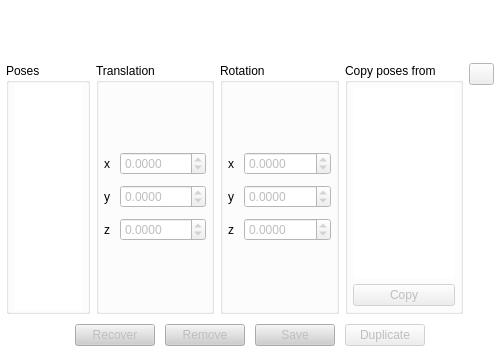
Qt form src/view/poseeditor/poseeditor.ui (florianblume/6d-pat) before a commit.
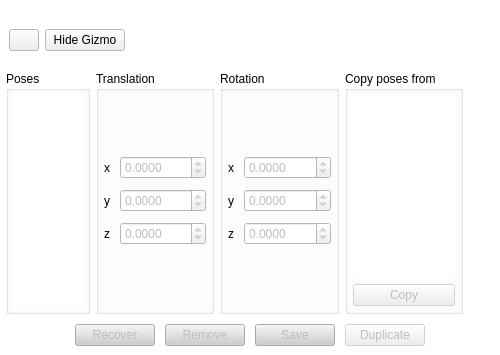
The same form after that commit.

Commit message: Fixed some bug and rotation of gizmo

```diff
--- a/src/view/poseeditor/poseeditor.ui
+++ b/src/view/poseeditor/poseeditor.ui
@@ -195,6 +195,29 @@
          <property name="bottomMargin">
           <number>20</number>
          </property>
+         <item>
+          <widget class="QPushButton" name="buttonReset3DScene">
+           <property name="maximumSize">
+            <size>
+             <width>30</width>
+             <height>16777215</height>
+            </size>
+           </property>
+           <property name="toolTip">
+            <string>&lt;html&gt;&lt;head/&gt;&lt;body&gt;&lt;p&gt;Reset the rotation and translation of the 3D view above.&lt;/p&gt;&lt;/body&gt;&lt;/html&gt;</string>
+           </property>
+           <property name="text">
+            <string/>
+           </property>
+          </widget>
+         </item>
+         <item>
+          <widget class="QPushButton" name="buttonShowGizmo">
+           <property name="text">
+            <string>Hide Gizmo</string>
+           </property>
+          </widget>
+         </item>
          <item>
           <widget class="QLabel" name="labelMousePosition">
            <property name="sizePolicy">
@@ -830,22 +853,6 @@
             <property name="spacing">
              <number>0</number>
             </property>
-            <item row="0" column="0">
-             <widget class="QPushButton" name="buttonReset3DScene">
-              <property name="maximumSize">
-               <size>
-                <width>30</width>
-                <height>16777215</height>
-               </size>
-              </property>
-              <property name="toolTip">
-               <string>&lt;html&gt;&lt;head/&gt;&lt;body&gt;&lt;p&gt;Reset the rotation and translation of the 3D view above.&lt;/p&gt;&lt;/body&gt;&lt;/html&gt;</string>
-              </property>
-              <property name="text">
-               <string/>
-              </property>
-             </widget>
-            </item>
             <item row="1" column="0">
              <widget class="QFrame" name="frame_10">
               <property name="frameShape">
```
Left out of the diff: 17 changed lines with no effect on the pictures. The commit also changes 14 other files.
